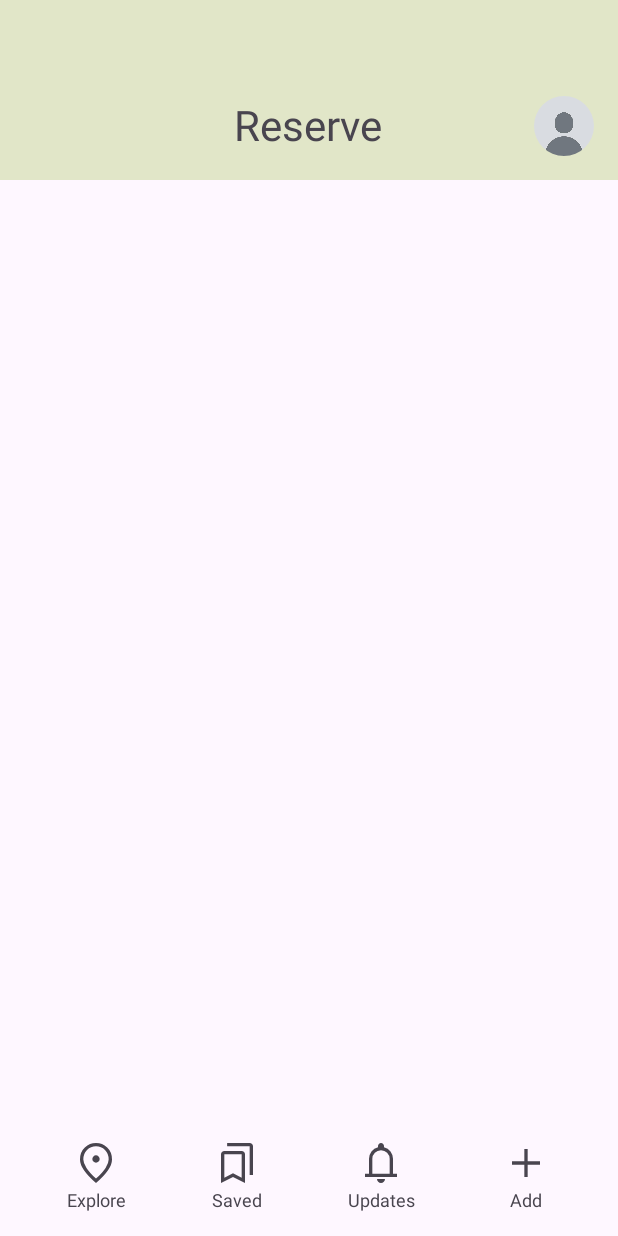
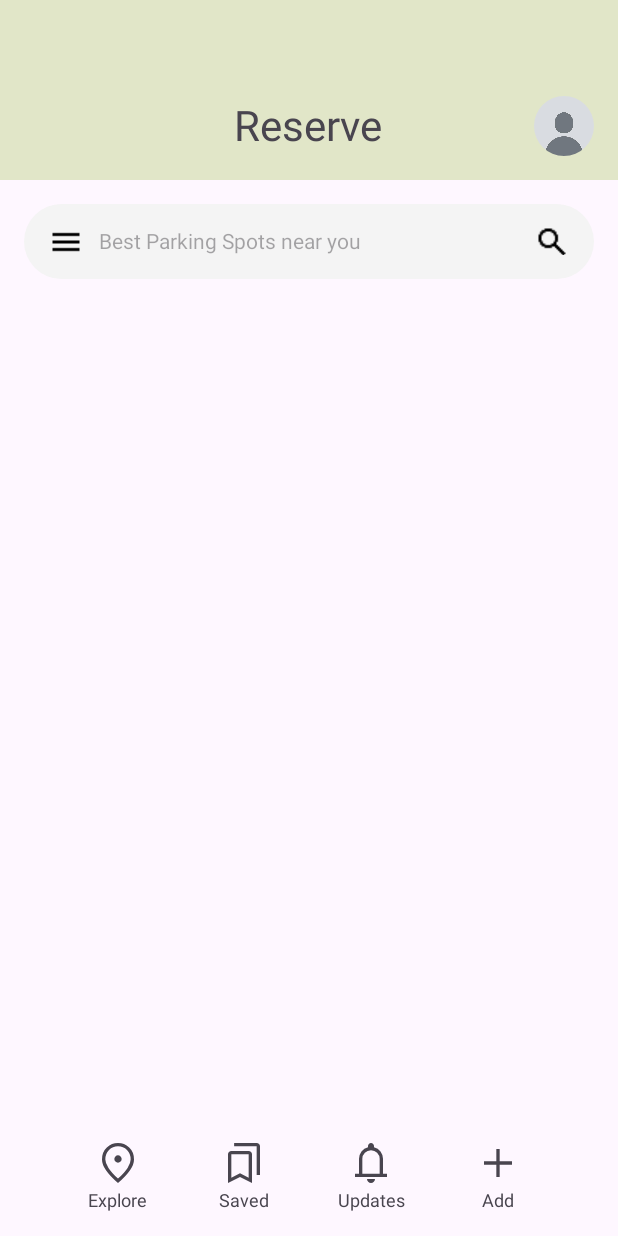
Before and after one commit to skyleccc/reserve-app, an Android app: the AddLocationActivity screen opened directly, with no data from a screen before it, on a phone screen of 412 x 824 dp. Run offline under Robolectric (Android 15) with nearby library versions, the phone set to English and light mode, and no system bars; our stand-ins replace CircleImageView; Roboto replaces fonts that are not available here.

Commit message:
feat: copy search bar layout
Signed-off-by: Munckenh <76769232+Munckenh@users.noreply.github.com>

```diff
--- a/app/src/main/res/layout/activity_add_location.xml
+++ b/app/src/main/res/layout/activity_add_location.xml
@@ -39,19 +39,54 @@
     </RelativeLayout>
 
     <LinearLayout
+        android:id="@+id/search_bar"
+        android:layout_width="0dp"
+        android:layout_height="50dp"
+        android:layout_margin="16dp"
+        android:orientation="horizontal"
+        android:background="@drawable/search_bar_bg"
+        android:padding="16dp"
+        android:gravity="center_vertical"
+        app:layout_constraintTop_toBottomOf="@id/rl_header"
+        app:layout_constraintStart_toStartOf="parent"
+        app:layout_constraintEnd_toEndOf="parent">
+
+        <ImageView
+            android:layout_width="24dp"
+            android:layout_height="24dp"
+            android:src="@drawable/ic_menu" />
+
+        <EditText
+            android:layout_width="0dp"
+            android:layout_height="wrap_content"
+            android:layout_weight="1"
+            android:background="@null"
+            android:hint="Best Parking Spots near you"
+            android:paddingStart="10dp"
+            android:textColor="#000"
+            android:textSize="14sp" />
+
+        <ImageView
+            android:layout_width="24dp"
+            android:layout_height="24dp"
+            android:src="@drawable/ic_search" />
+    </LinearLayout>
+
+    <LinearLayout
         android:layout_width="match_parent"
         android:layout_height="wrap_content"
         app:layout_constraintBottom_toBottomOf="parent"
         android:padding="16dp">
 
         <Space
-            android:layout_width="wrap_content"
-            android:layout_height="wrap_content"
-            android:layout_weight="0.5"/>
+            android:layout_width="0dp"
+            android:layout_height="match_parent"
+            android:layout_weight="0.25"/>
 
         <LinearLayout
-            android:layout_width="wrap_content"
+            android:layout_width="0dp"
             android:layout_height="wrap_content"
+            android:layout_weight="1"
             android:orientation="vertical">
 
             <ImageView
@@ -71,14 +106,10 @@
 
         </LinearLayout>
 
-        <Space
-            android:layout_width="wrap_content"
+        <LinearLayout
+            android:layout_width="0dp"
             android:layout_height="wrap_content"
-            android:layout_weight="1"/>
-
-        <LinearLayout
-            android:layout_width="wrap_content"
-            android:layout_height="wrap_content"
+            android:layout_weight="1"
             android:orientation="vertical">
 
             <ImageView
@@ -98,14 +129,10 @@
 
         </LinearLayout>
 
-        <Space
-            android:layout_width="wrap_content"
+        <LinearLayout
+            android:layout_width="0dp"
             android:layout_height="wrap_content"
-            android:layout_weight="1"/>
-
-        <LinearLayout
-            android:layout_width="wrap_content"
-            android:layout_height="wrap_content"
+            android:layout_weight="1"
             android:orientation="vertical">
 
             <ImageView
@@ -125,14 +152,10 @@
 
         </LinearLayout>
 
-        <Space
-            android:layout_width="wrap_content"
+        <LinearLayout
+            android:layout_width="0dp"
             android:layout_height="wrap_content"
-            android:layout_weight="1"/>
-
-        <LinearLayout
-            android:layout_width="wrap_content"
-            android:layout_height="wrap_content"
+            android:layout_weight="1"
             android:orientation="vertical">
 
             <ImageView
@@ -153,9 +176,9 @@
         </LinearLayout>
 
         <Space
-            android:layout_width="wrap_content"
-            android:layout_height="wrap_content"
-            android:layout_weight="0.5"/>
+            android:layout_width="0dp"
+            android:layout_height="match_parent"
+            android:layout_weight="0.25"/>
 
     </LinearLayout>
 
```
